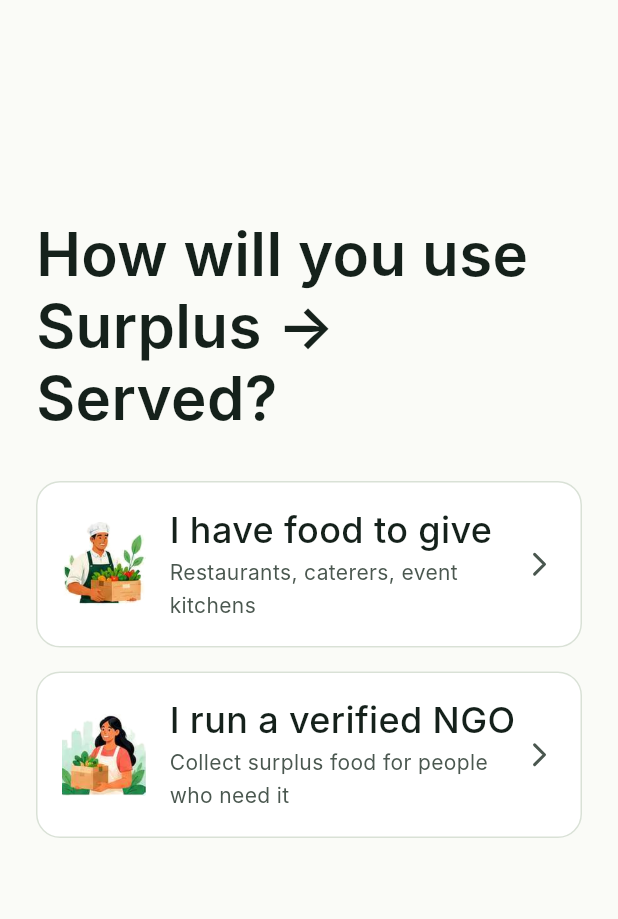
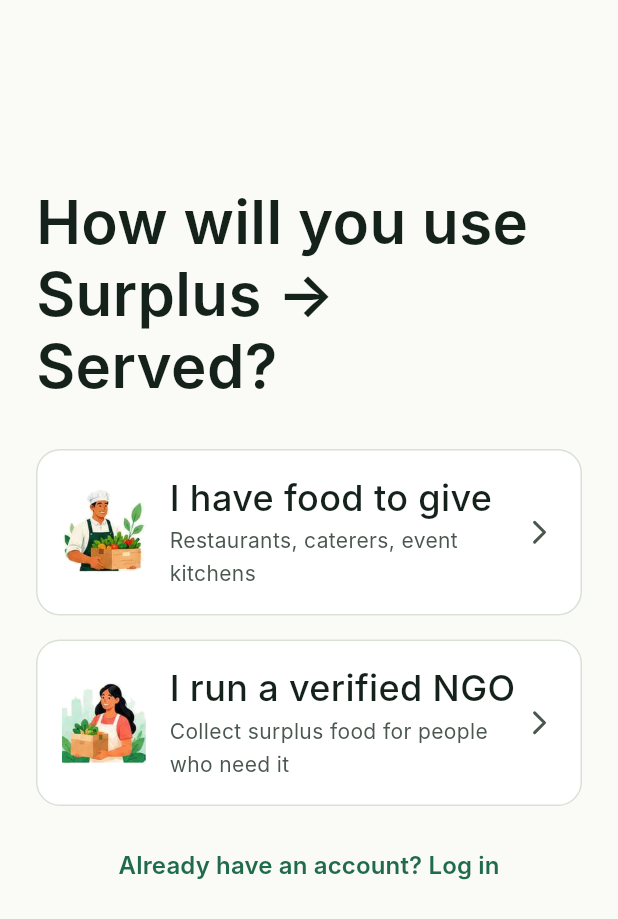
Before and after one commit to venkata-leeladhar-abburi/surplus-served, a Flutter app: the screen it shows after launch, on a phone screen of 412 x 824 dp. Shown: the top 919 px of the screen. Run offline on Flutter 3.47's test engine with Material 3 defaults, Android fonts, the phone set to English and light mode, and no system bars; our stand-ins replace connectivity_plus, flutter_riverpod, go_router; Roboto replaces fonts that are missing (Inter).

Commit message:
Add login prompt to role select screen

```diff
--- a/apps/mobile/lib/features/auth/presentation/screens/role_select_screen.dart
+++ b/apps/mobile/lib/features/auth/presentation/screens/role_select_screen.dart
@@ -41,6 +41,11 @@
                 subtitle: l10n.roleReceiverSubtitle,
                 onTap: () =>
                     context.pushNamed('phone', extra: UserRole.receiver),
+              ),
+              const SizedBox(height: SsSpacing.lg),
+              TextButton(
+                onPressed: () => context.pushNamed('login'),
+                child: const Text('Already have an account? Log in'),
               ),
               const Spacer(flex: 2),
             ],
```
